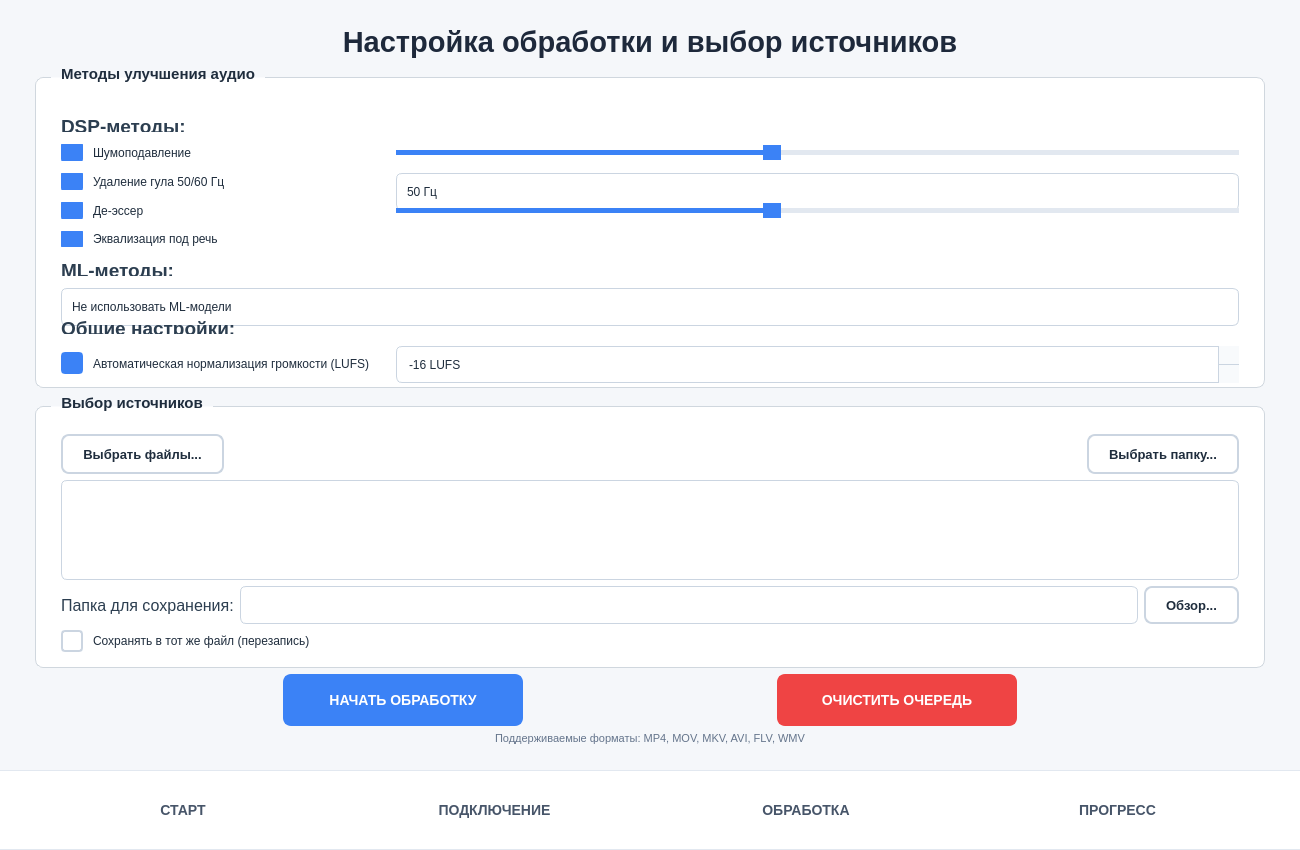
The window that src/client/ui/ui_main.ui (yakovlevia/SpeechEQ) describes before a commit, drawn with Qt 5.
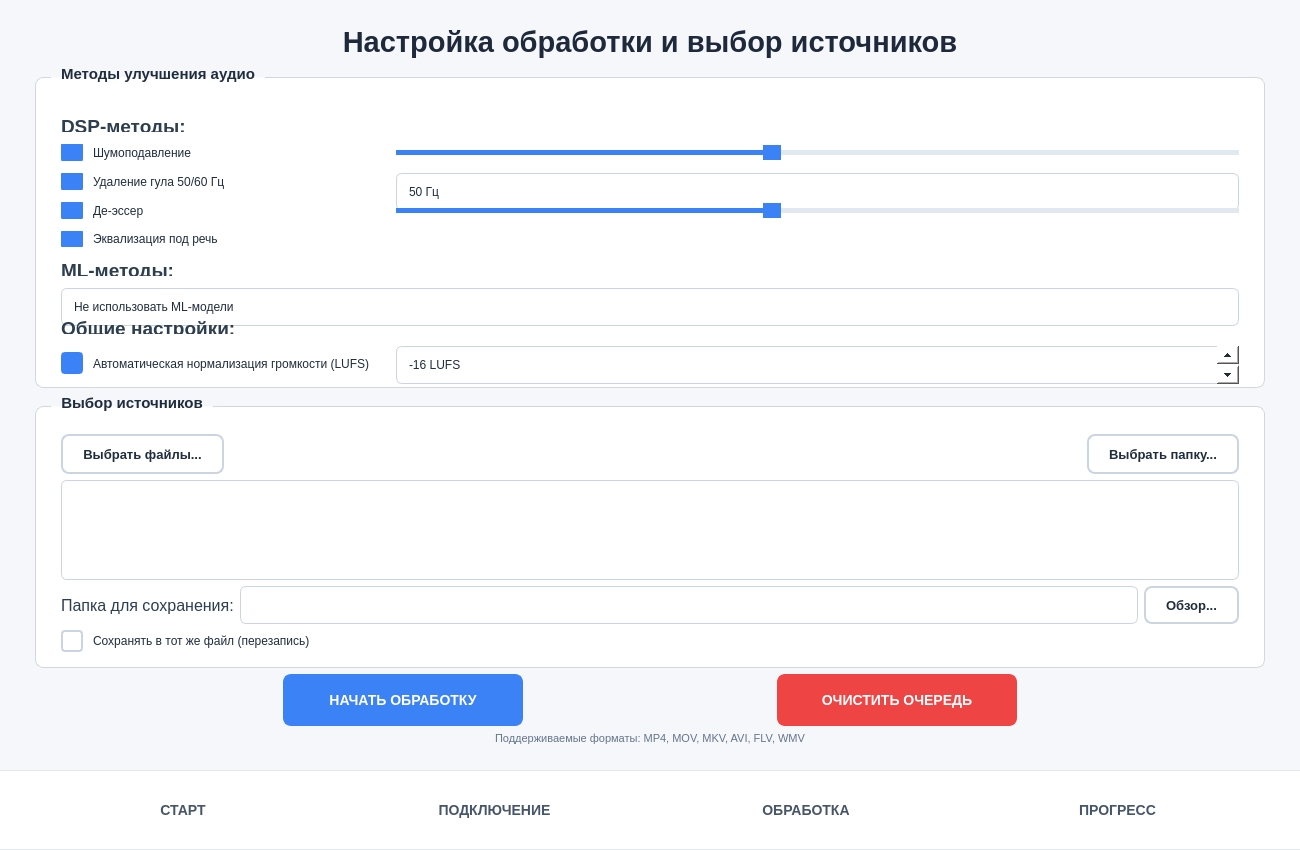
The same window after the commit. The open tabs and pages were chosen to show the change.

The edit to the form file:
```diff
--- a/src/client/ui/ui_main.ui
+++ b/src/client/ui/ui_main.ui
@@ -19,386 +19,352 @@
   <property name="windowTitle">
    <string>SpeechEQ v1.0</string>
   </property>
-  <property name="styleSheet">
-   <string notr="true">
-    /* Глобальные стили */
-    QMainWindow {
-        background-color: #f5f7fa;
-    }
-    
-    QLabel {
-        color: #2c3e50;
-    }
-    
-    QGroupBox {
-        font-weight: bold;
-        border: 1px solid #d0d7de;
-        border-radius: 8px;
-        margin-top: 12px;
-        padding-top: 12px;
-        background-color: #ffffff;
-    }
-    
-    QGroupBox::title {
-        subcontrol-origin: margin;
-        left: 16px;
-        padding: 0 8px 0 8px;
-        color: #1f2d3d;
-    }
-    
-    QPushButton {
-        background-color: #ffffff;
-        border: 1.5px solid #cbd5e1;
-        border-radius: 8px;
-        padding: 8px 20px;
-        font-weight: 500;
-        font-size: 13px;
-        color: #1f2d3d;
-    }
-    
-    QPushButton:hover {
-        background-color: #f1f5f9;
-        border-color: #94a3b8;
-    }
-    
-    QPushButton:pressed {
-        background-color: #e2e8f0;
-    }
-    
-    QPushButton#startProcessingBtn, QPushButton#startLocalBtn, QPushButton#connectBtn {
-        background-color: #3b82f6;
-        border: 1.5px solid #3b82f6;
-        color: white;
-        font-size: 14px;
-        font-weight: bold;
-    }
-    
-    QPushButton#startProcessingBtn:hover, QPushButton#startLocalBtn:hover, QPushButton#connectBtn:hover {
-        background-color: #2563eb;
-        border-color: #2563eb;
-    }
-    
-    QPushButton#clearQueueBtn, QPushButton#cancelSelectedBtn {
-        background-color: #ef4444;
-        border: 1.5px solid #ef4444;
-        color: white;
-        font-size: 14px;
-        font-weight: bold;
-    }
-    
-    QPushButton#clearQueueBtn:hover, QPushButton#cancelSelectedBtn:hover {
-        background-color: #dc2626;
-        border-color: #dc2626;
-    }
-    
-    QPushButton#openLogBtn {
-        background-color: #f1f5f9;
-        border-color: #cbd5e1;
-        color: #475569;
-        font-size: 12px;
-        padding: 6px 16px;
-    }
-    
-    QPushButton#openLogBtn:hover {
-        background-color: #e2e8f0;
-        border-color: #94a3b8;
-        color: #1f2d3d;
-    }
-    
-    /* Стили для QLineEdit, QSpinBox */
-    QLineEdit, QSpinBox {
-        border: 1px solid #cbd5e1;
-        border-radius: 6px;
-        padding: 8px 10px;
-        background-color: #ffffff;
-        selection-background-color: #3b82f6;
-        font-size: 12px;
-        color: #1f2d3d;
-    }
-    
-    /* Стили для QListWidget - черный текст */
-    QListWidget {
-        border: 1px solid #cbd5e1;
-        border-radius: 6px;
-        padding: 8px 10px;
-        background-color: #ffffff;
-        selection-background-color: #3b82f6;
-        selection-color: #ffffff;
-        font-size: 12px;
-        color: #1f2d3d;
-    }
-    
-    QListWidget::item {
-        color: #1f2d3d;
-        padding: 5px;
-    }
-    
-    QListWidget::item:selected {
-        background-color: #3b82f6;
-        color: #ffffff;
-    }
-    
-    QListWidget::item:hover {
-        background-color: #f1f5f9;
-        color: #1f2d3d;
-    }
-    
-    /* Стили для QTableWidget - УБРАНО ГЛОБАЛЬНОЕ ПЕРЕОПРЕДЕЛЕНИЕ ЦВЕТА */
-    QTableWidget {
-        border: 1px solid #cbd5e1;
-        border-radius: 6px;
-        background-color: #ffffff;
-        alternate-background-color: #f8fafc;
-        gridline-color: #e2e8f0;
-        font-size: 12px;
-    }
-    
-    /* Только для обычных ячеек (не статус) устанавливаем цвет по умолчанию */
-    QTableWidget::item {
-        padding: 8px;
-    }
-    
-    /* Специальный класс для ячейки статуса - не переопределяем цвет, 
-       чтобы программные настройки цвета работали */
-    QTableWidget::item:selected {
-        background-color: #3b82f6;
-        color: #ffffff;
-    }
-    
-    QTableWidget::item:hover {
-        background-color: #f1f5f9;
-    }
-    
-    QHeaderView::section {
-        background-color: #f1f5f9;
-        padding: 10px;
-        border: none;
-        border-bottom: 1px solid #e2e8f0;
-        font-weight: bold;
-        color: #1e293b;
-        font-size: 12px;
-    }
-    
-    /* Стили для QProgressBar внутри таблицы */
-    QProgressBar {
-        border: 1px solid #cbd5e1;
-        background-color: #f1f5f9;
-        border-radius: 4px;
-        text-align: center;
-        color: #1f2d3d;
-        height: 20px;
-        font-size: 11px;
-    }
-    
-    QProgressBar::chunk {
-        background-color: #3b82f6;
-        border-radius: 3px;
-    }
-    
-    /* Специальные стили для QComboBox с правильным поведением выпадающего списка */
-    QComboBox {
-        border: 1px solid #cbd5e1;
-        border-radius: 6px;
-        padding: 8px 10px;
-        background-color: #ffffff;
-        color: #1f2d3d;
-        font-size: 12px;
-        min-height: 20px;
-    }
-    
-    QComboBox:hover {
-        border-color: #94a3b8;
-    }
-    
-    QComboBox:focus {
-        border-color: #3b82f6;
-        outline: none;
-    }
-    
-    QComboBox::drop-down {
-        border: none;
-        width: 24px;
-        background: transparent;
-    }
-    
-    QComboBox::down-arrow {
-        image: none;
-        border-left: 5px solid transparent;
-        border-right: 5px solid transparent;
-        border-top: 5px solid #64748b;
-        margin-right: 8px;
-    }
-    
-    QComboBox::down-arrow:hover {
-        border-top-color: #3b82f6;
-    }
-    
-    /* Стили для выпадающего списка QComboBox - черный текст */
-    QComboBox QAbstractItemView {
-        border: 1px solid #cbd5e1;
-        border-radius: 6px;
-        background-color: #ffffff;
-        selection-background-color: #3b82f6;
-        selection-color: #ffffff;
-        outline: none;
-        margin: 0px;
-        padding: 0px;
-    }
-    
-    QComboBox QAbstractItemView::item {
-        padding: 8px 12px;
-        min-height: 24px;
-        background-color: #ffffff;
-        color: #1f2d3d;
-    }
-    
-    QComboBox QAbstractItemView::item:hover {
-        background-color: #f1f5f9;
-        color: #1f2d3d;
-    }
-    
-    QComboBox QAbstractItemView::item:selected {
-        background-color: #3b82f6;
-        color: #ffffff;
-    }
-    
-    QLineEdit:focus, QSpinBox:focus, QComboBox:focus, QListWidget:focus, QTableWidget:focus {
-        border-color: #3b82f6;
-        outline: none;
-    }
-    
-    /* Стили для QSpinBox с кнопками вверх/вниз */
-    QSpinBox {
-        padding-right: 20px;
-        color: #1f2d3d;
-    }
-    
-    QSpinBox::up-button {
-        subcontrol-origin: border;
-        subcontrol-position: top right;
-        width: 20px;
-        height: 18px;
-        border-left: 1px solid #cbd5e1;
-        border-bottom: 1px solid #cbd5e1;
-        border-radius: 0px;
-        background-color: #f8fafc;
-    }
-    
-    QSpinBox::up-button:hover {
-        background-color: #e2e8f0;
-    }
-    
-    QSpinBox::down-button {
-        subcontrol-origin: border;
-        subcontrol-position: bottom right;
-        width: 20px;
-        height: 18px;
-        border-left: 1px solid #cbd5e1;
-        border-top: 1px solid #cbd5e1;
-        border-radius: 0px;
-        background-color: #f8fafc;
-    }
-    
-    QSpinBox::down-button:hover {
-        background-color: #e2e8f0;
-    }
-    
-    QSlider::groove:horizontal {
-        border: none;
-        height: 5px;
-        background: #e2e8f0;
-        border-radius: 3px;
-    }
-    
-    QSlider::handle:horizontal {
-        background: #3b82f6;
-        width: 16px;
-        height: 16px;
-        margin: -5px 0;
-        border-radius: 8px;
-        border: 1px solid #3b82f6;
-    }
-    
-    QSlider::handle:horizontal:hover {
-        background: #2563eb;
-    }
-    
-    QSlider::sub-page:horizontal {
-        background: #3b82f6;
-        border-radius: 3px;
-    }
-    
-    QProgressBar {
-        border: 1px solid #cbd5e1;
-        background-color: #f1f5f9;
-        border-radius: 6px;
-        text-align: center;
-        color: #1f2d3d;
-        height: 24px;
-        font-size: 12px;
-    }
-    
-    QProgressBar::chunk {
-        background-color: #3b82f6;
-        border-radius: 5px;
-    }
-    
-    /* Стили для QCheckBox */
-    QCheckBox {
-        spacing: 10px;
-        color: #1f2d3d;
-        font-size: 12px;
-    }
-    
-    QCheckBox::indicator {
-        width: 18px;
-        height: 18px;
-        border-radius: 4px;
-        border: 1.5px solid #cbd5e1;
-        background-color: #ffffff;
-    }
-    
-    QCheckBox::indicator:checked {
-        background-color: #3b82f6;
-        border-color: #3b82f6;
-    }
-    
-    QCheckBox::indicator:checked:hover {
-        background-color: #2563eb;
-    }
-    
-    QCheckBox::indicator:unchecked:hover {
-        border-color: #94a3b8;
-    }
-    
-    QCheckBox::indicator:disabled {
-        background-color: #f1f5f9;
-        border-color: #e2e8f0;
-    }
-    
-    /* Навигационная панель */
-    #navWidget {
-        background-color: #ffffff;
-        border-top: 1px solid #e2e8f0;
-        border-bottom: 1px solid #e2e8f0;
-    }
-    
-    #navWidget QPushButton {
-        background-color: transparent;
-        border: 1.5px solid transparent;
-        padding: 14px 24px;
-        font-weight: 600;
-        font-size: 14px;
-        color: #475569;
-    }
-    
-    #navWidget QPushButton:hover {
-        color: #3b82f6;
-        border-color: #3b82f6;
-        background-color: #f8fafc;
-    }
-   </string>
-  </property>
+    <property name="styleSheet">
+    <string notr="true">
+          /* Глобальные стили */
+          QMainWindow {
+              background-color: #f5f7fa;
+          }
+          
+          QLabel {
+              color: #2c3e50;
+          }
+          
+          QGroupBox {
+              font-weight: bold;
+              border: 1px solid #d0d7de;
+              border-radius: 8px;
+              margin-top: 12px;
+              padding-top: 12px;
+              background-color: #ffffff;
+          }
+          
+          QGroupBox::title {
+              subcontrol-origin: margin;
+              left: 16px;
+              padding: 0 8px 0 8px;
+              color: #1f2d3d;
+          }
+          
+          QPushButton {
+              background-color: #ffffff;
+              border: 1.5px solid #cbd5e1;
+              border-radius: 8px;
+              padding: 8px 20px;
+              font-weight: 500;
+              font-size: 13px;
+              color: #1f2d3d;
+          }
+          
+          QPushButton:hover {
+              background-color: #f1f5f9;
+              border-color: #94a3b8;
+          }
+          
+          QPushButton:pressed {
+              background-color: #e2e8f0;
+          }
+          
+          QPushButton#startProcessingBtn, QPushButton#startLocalBtn, QPushButton#connectBtn {
+              background-color: #3b82f6;
+              border: 1.5px solid #3b82f6;
+              color: white;
+              font-size: 14px;
+              font-weight: bold;
+          }
+          
+          QPushButton#startProcessingBtn:hover, QPushButton#startLocalBtn:hover, QPushButton#connectBtn:hover {
+              background-color: #2563eb;
+              border-color: #2563eb;
+          }
+          
+          QPushButton#clearQueueBtn, QPushButton#cancelSelectedBtn {
+              background-color: #ef4444;
+              border: 1.5px solid #ef4444;
+              color: white;
+              font-size: 14px;
+              font-weight: bold;
+          }
+          
+          QPushButton#clearQueueBtn:hover, QPushButton#cancelSelectedBtn:hover {
+              background-color: #dc2626;
+              border-color: #dc2626;
+          }
+          
+          QPushButton#openLogBtn {
+              background-color: #f1f5f9;
+              border-color: #cbd5e1;
+              color: #475569;
+              font-size: 12px;
+              padding: 6px 16px;
+          }
+          
+          QPushButton#openLogBtn:hover {
+              background-color: #e2e8f0;
+              border-color: #94a3b8;
+              color: #1f2d3d;
+          }
+          
+          /* Стили для QLineEdit */
+          QLineEdit {
+              border: 1px solid #cbd5e1;
+              border-radius: 6px;
+              padding: 8px 10px;
+              background-color: #ffffff;
+              selection-background-color: #3b82f6;
+              font-size: 12px;
+              color: #1f2d3d;
+          }
+          
+          QLineEdit:focus {
+              border-color: #3b82f6;
+              outline: none;
+          }
+          
+          /* Стили для QListWidget */
+          QListWidget {
+              border: 1px solid #cbd5e1;
+              border-radius: 6px;
+              padding: 8px 10px;
+              background-color: #ffffff;
+              selection-background-color: #3b82f6;
+              selection-color: #ffffff;
+              font-size: 12px;
+              color: #1f2d3d;
+          }
+          
+          QListWidget::item {
+              color: #1f2d3d;
+              padding: 5px;
+          }
+          
+          QListWidget::item:selected {
+              background-color: #3b82f6;
+              color: #ffffff;
+          }
+          
+          QListWidget::item:hover {
+              background-color: #f1f5f9;
+              color: #1f2d3d;
+          }
+          
+          QListWidget:focus {
+              border-color: #3b82f6;
+              outline: none;
+          }
+          
+          /* Стили для QTableWidget */
+          QTableWidget {
+              border: 1px solid #cbd5e1;
+              border-radius: 6px;
+              background-color: #ffffff;
+              alternate-background-color: #f8fafc;
+              gridline-color: #e2e8f0;
+              font-size: 12px;
+          }
+          
+          QTableWidget::item {
+              padding: 8px;
+          }
+          
+          QTableWidget::item:selected,
+          QTableWidget::item:selected:active,
+          QTableWidget::item:selected:focus,
+          QTableWidget::item:selected:!active {
+              background-color: #3b82f6 !important;
+              color: #ffffff !important;
+          }
+          
+          QTableWidget::item:hover {
+              background-color: #f1f5f9;
+          }
+          
+          QTableWidget:focus {
+              border-color: #3b82f6;
+              outline: none;
+          }
+          
+          QHeaderView::section {
+              background-color: #f1f5f9;
+              padding: 10px;
+              border: none;
+              border-bottom: 1px solid #e2e8f0;
+              font-weight: bold;
+              color: #1e293b;
+              font-size: 12px;
+          }
+          
+          /* Стили для QProgressBar */
+          QProgressBar {
+              border: 1px solid #cbd5e1;
+              background-color: #f1f5f9;
+              border-radius: 4px;
+              text-align: center;
+              color: #1f2d3d;
+              height: 20px;
+              font-size: 11px;
+          }
+          
+          QProgressBar::chunk {
+              background-color: #3b82f6;
+              border-radius: 3px;
+          }
+          
+          /* ===== СТИЛИ ДЛЯ QComboBox ===== */
+          QComboBox {
+              border: 1px solid #cbd5e1;
+              border-radius: 6px;
+              padding: 8px 28px 8px 12px;
+              background-color: #ffffff;
+              color: #1f2d3d;
+              font-size: 12px;
+              min-height: 20px;
+          }
+          
+          QComboBox:hover {
+              border-color: #94a3b8;
+          }
+          
+          QComboBox:focus, QComboBox:open {
+              border-color: #3b82f6;
+              outline: none;
+          }
+          
+          QComboBox::drop-down {
+              border: none;
+              width: 28px;
+              background: transparent;
+          }
+          
+          QComboBox QAbstractItemView {
+              border: 1px solid #cbd5e1;
+              border-radius: 6px;
+              background-color: #ffffff;
+              selection-background-color: #3b82f6;
+              selection-color: #ffffff;
+              outline: none;
+              min-width: 200px;
+          }
+          
+          QComboBox QAbstractItemView::item {
+              padding: 8px 12px;
+              min-height: 24px;
+          }
+          
+          /* ===== СТИЛИ ДЛЯ QSpinBox / QTimeEdit / QDateTimeEdit ===== */
+          QSpinBox, QTimeEdit, QDateTimeEdit {
+              border: 1px solid #cbd5e1;
+              border-radius: 6px;
+              padding: 0 26px 0 10px;
+              min-height: 36px;
+              background-color: #ffffff;
+              selection-background-color: #3b82f6;
+              font-size: 12px;
+              color: #1f2d3d;
+          }
+          
+          QSpinBox:focus, QTimeEdit:focus, QDateTimeEdit:focus {
+              border-color: #3b82f6;
+              outline: none;
+          }
+          
+          /* Оставляем родные стрелки Qt, меняем только размер зоны кнопок */
+          QSpinBox::up-button, QTimeEdit::up-button, QDateTimeEdit::up-button {
+              subcontrol-origin: border;
+              subcontrol-position: top right;
+              width: 22px;
+              height: 18px;
+          }
+          
+          QSpinBox::down-button, QTimeEdit::down-button, QDateTimeEdit::down-button {
+              subcontrol-origin: border;
+              subcontrol-position: bottom right;
+              width: 22px;
+              height: 18px;
+          }
+          
+          /* Стили для QSlider */
+          QSlider::groove:horizontal {
+              border: none;
+              height: 5px;
+              background: #e2e8f0;
+              border-radius: 3px;
+          }
+          
+          QSlider::handle:horizontal {
+              background: #3b82f6;
+              width: 16px;
+              height: 16px;
+              margin: -5px 0;
+              border-radius: 8px;
+              border: 1px solid #3b82f6;
+          }
+          
+          QSlider::handle:horizontal:hover {
+              background: #2563eb;
+          }
+          
+          QSlider::sub-page:horizontal {
+              background: #3b82f6;
+              border-radius: 3px;
+          }
+          
+          /* Стили для QCheckBox */
+          QCheckBox {
+              spacing: 10px;
+              color: #1f2d3d;
+              font-size: 12px;
+          }
+          
+          QCheckBox::indicator {
+              width: 18px;
+              height: 18px;
+              border-radius: 4px;
+              border: 1.5px solid #cbd5e1;
+              background-color: #ffffff;
+          }
+          
+          QCheckBox::indicator:checked {
+              background-color: #3b82f6;
+              border-color: #3b82f6;
+          }
+          
+          QCheckBox::indicator:checked:hover {
+              background-color: #2563eb;
+          }
+          
+          QCheckBox::indicator:unchecked:hover {
+              border-color: #94a3b8;
+          }
+          
+          QCheckBox::indicator:disabled {
+              background-color: #f1f5f9;
+              border-color: #e2e8f0;
+          }
+          
+          /* Навигационная панель */
+          #navWidget {
+              background-color: #ffffff;
+              border-top: 1px solid #e2e8f0;
+              border-bottom: 1px solid #e2e8f0;
+          }
+          
+          #navWidget QPushButton {
+              background-color: transparent;
+              border: 1.5px solid transparent;
+              padding: 14px 24px;
+              font-weight: 600;
+              font-size: 14px;
+              color: #475569;
+          }
+          
+          #navWidget QPushButton:hover {
+              color: #3b82f6;
+              border-color: #3b82f6;
+              background-color: #f8fafc;
+          }
+    </string>
+    </property>
   <widget class="QWidget" name="centralwidget">
    <layout class="QVBoxLayout" name="verticalLayout">
     <property name="spacing">
@@ -1288,6 +1254,9 @@
                <height>37</height>
               </size>
              </property>
+             <property name="alignment">
+              <set>Qt::AlignLeft</set>
+             </property>
              <property name="suffix">
               <string> LUFS</string>
              </property>
```
